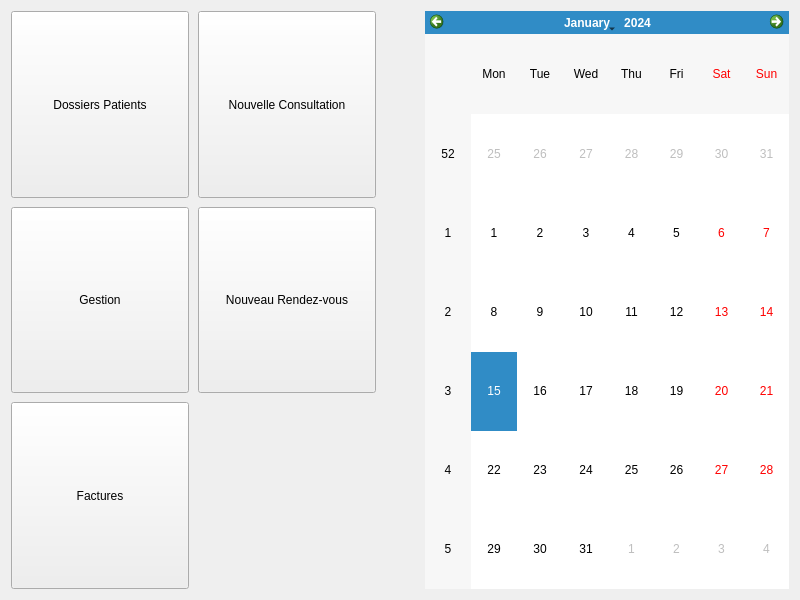
GuillaumeMajstruk/softOsteo, file UserInterface/ui_Files/WelcomeScreen.ui: the form before one commit.
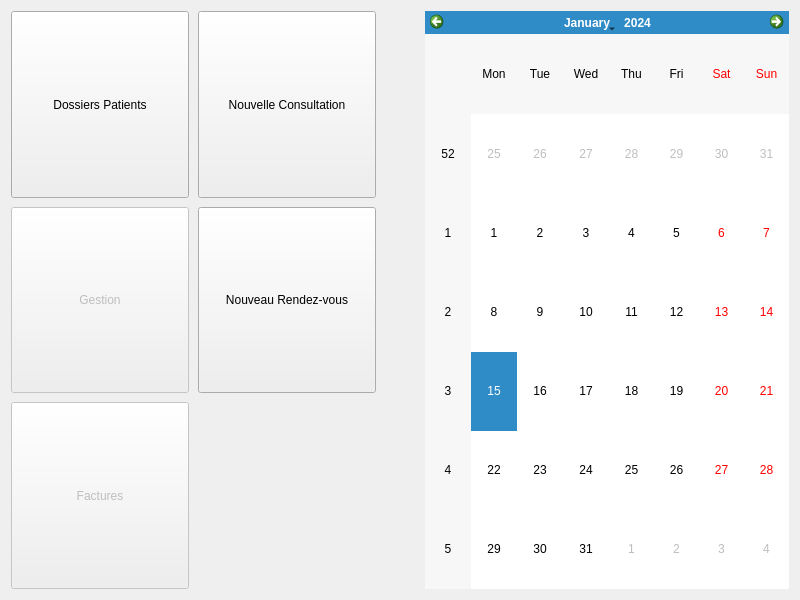
The form after the commit.

Patch:
```diff
--- a/UserInterface/ui_Files/WelcomeScreen.ui
+++ b/UserInterface/ui_Files/WelcomeScreen.ui
@@ -59,6 +59,9 @@
      </item>
      <item row="2" column="0">
       <widget class="QPushButton" name="bills_PB">
+       <property name="enabled">
+        <bool>false</bool>
+       </property>
        <property name="sizePolicy">
         <sizepolicy hsizetype="Expanding" vsizetype="Ignored">
          <horstretch>0</horstretch>
@@ -75,6 +78,9 @@
      </item>
      <item row="1" column="0">
       <widget class="QPushButton" name="management_PB">
+       <property name="enabled">
+        <bool>false</bool>
+       </property>
        <property name="sizePolicy">
         <sizepolicy hsizetype="Expanding" vsizetype="Ignored">
          <horstretch>0</horstretch>
```
Left out of the diff: 4 changed lines with no effect on the pictures.
